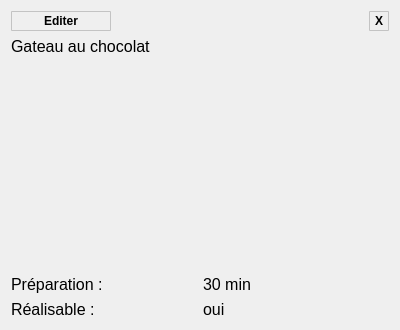
The window that vignetterecette.ui (ACoupat/Refrigestion) describes before a commit, drawn with Qt 5.
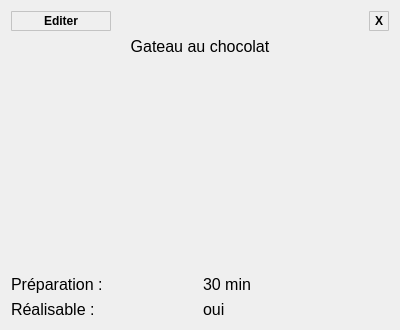
The same window after the commit. Icons and pictures are not drawn.

```diff
--- a/vignetterecette.ui
+++ b/vignetterecette.ui
@@ -137,6 +137,9 @@
      <property name="text">
       <string>Gateau au chocolat</string>
      </property>
+     <property name="alignment">
+      <set>Qt::AlignCenter</set>
+     </property>
     </widget>
    </item>
    <item>
```
